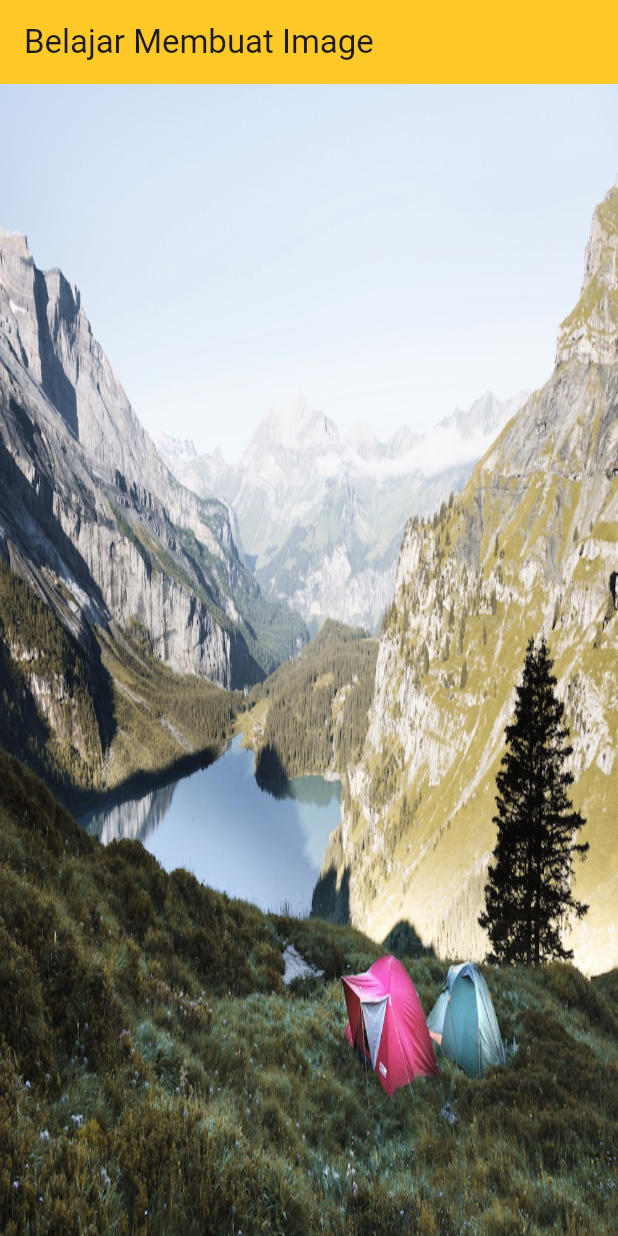
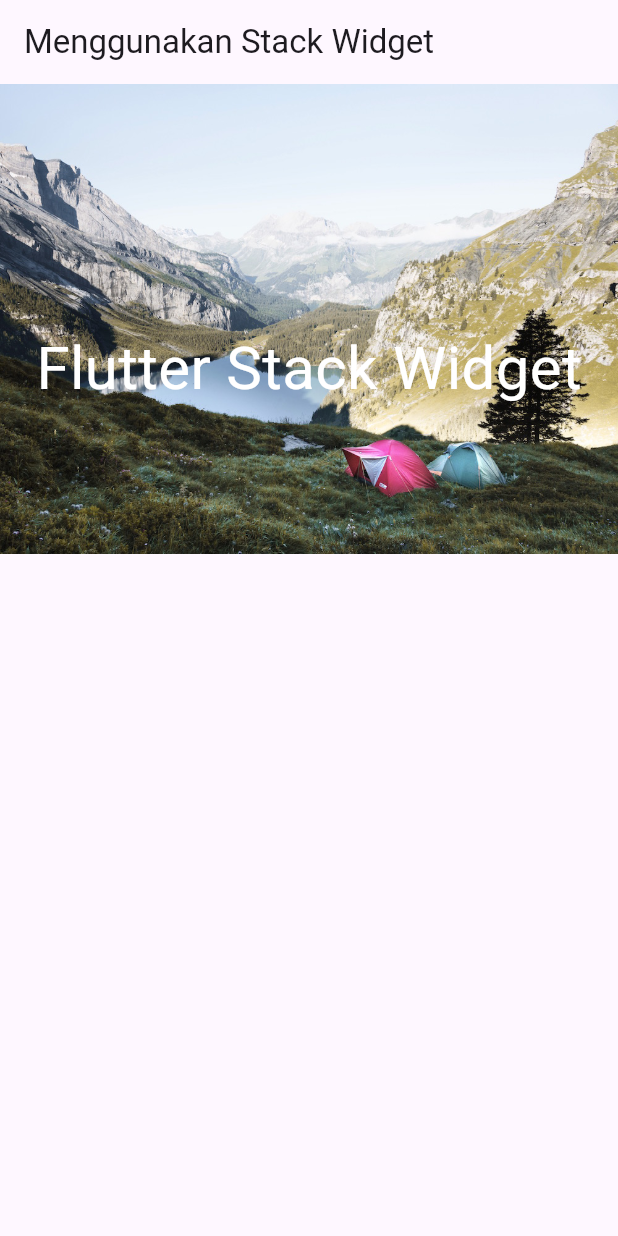
Before and after one commit to DWYOR091/belajar-flutter, a Flutter app: the screen it shows after launch, on a phone screen of 412 x 824 dp. Run offline on Flutter 3.47's test engine with Material 3 defaults, Android fonts, the phone set to English and light mode, and no system bars.

Commit message:
stack widget

```diff
--- a/lib/main.dart
+++ b/lib/main.dart
@@ -1,13 +1,15 @@
 // import 'package:belajar_flutter/pages/column.dart';
-import 'package:belajar_flutter/pages/images.dart';
+// import 'package:belajar_flutter/pages/images.dart';
 // import 'package:belajar_flutter/pages/row.dart';
+import 'package:belajar_flutter/pages/stack.dart';
 import 'package:flutter/material.dart';
 
 void main(List<String> args) {
   // runApp(const MyApp());
   // runApp(const CobaColumn());
   // runApp(const RowKu());
-  runApp(const CobaImage());
+  // runApp(const CobaImage());
+  runApp(const CobaStack());
 }
 
 //types
--- /dev/null
+++ b/lib/pages/stack.dart
@@ -0,0 +1,34 @@
+//TODO: Menggunakan sebuah stack widget
+
+import 'package:flutter/material.dart';
+
+class CobaStack extends StatelessWidget {
+  const CobaStack({super.key});
+
+  @override
+  Widget build(BuildContext context) {
+    return MaterialApp(
+      home: Scaffold(
+        appBar: AppBar(
+          title: const Text("Menggunakan Stack Widget"),
+        ),
+        body: Stack(
+          children: [
+            Image.asset(
+              "assets/images/lake.jpg",
+            ),
+            const SizedBox(
+              height: 380,
+              child: Center(
+                child: Text(
+                  "Flutter Stack Widget",
+                  style: TextStyle(fontSize: 40, color: Colors.white),
+                ),
+              ),
+            )
+          ],
+        ),
+      ),
+    );
+  }
+}
```
